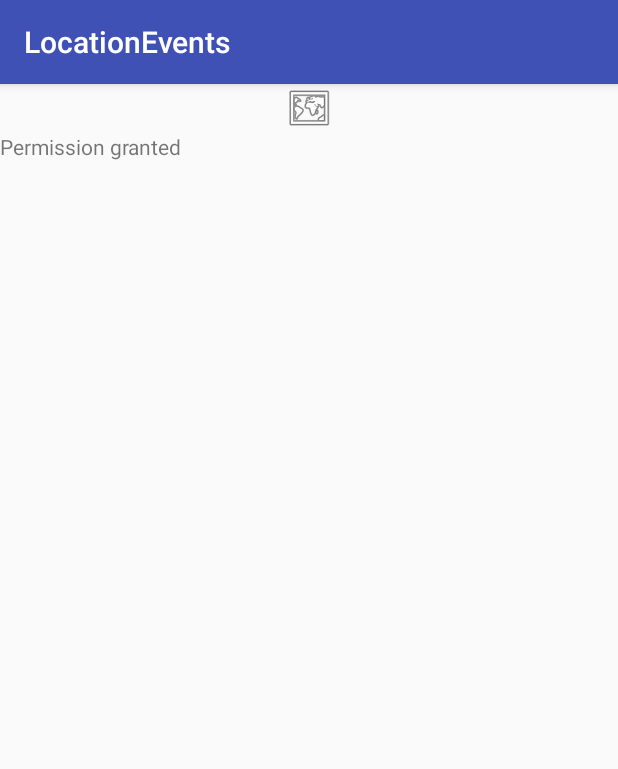
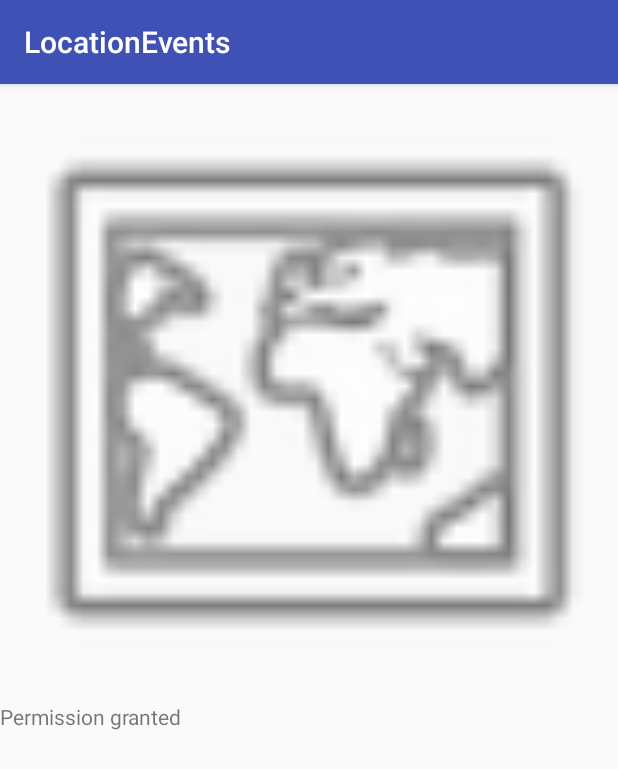
Before and after one commit to fraigo/AndroidLocationEvents, an Android app: the screen it shows after launch (MainActivity), on a phone screen of 412 x 824 dp. Shown: the top 769 px of the screen. Run offline under Robolectric (Android 15) with nearby library versions, the phone set to English and light mode, and no system bars.

Commit message:
Fixed imageview size and new compile

```diff
--- a/app/src/main/res/layout/activity_main.xml
+++ b/app/src/main/res/layout/activity_main.xml
@@ -10,7 +10,9 @@
         android:id="@+id/mapview"
         android:layout_width="match_parent"
         android:layout_height="wrap_content"
-        app:srcCompat="@android:drawable/ic_menu_mapmode" />
+        app:srcCompat="@android:drawable/ic_menu_mapmode"
+        android:scaleType="fitCenter"
+        android:adjustViewBounds="true"/>
 
     <TextView
         android:id="@+id/main_text"
```
